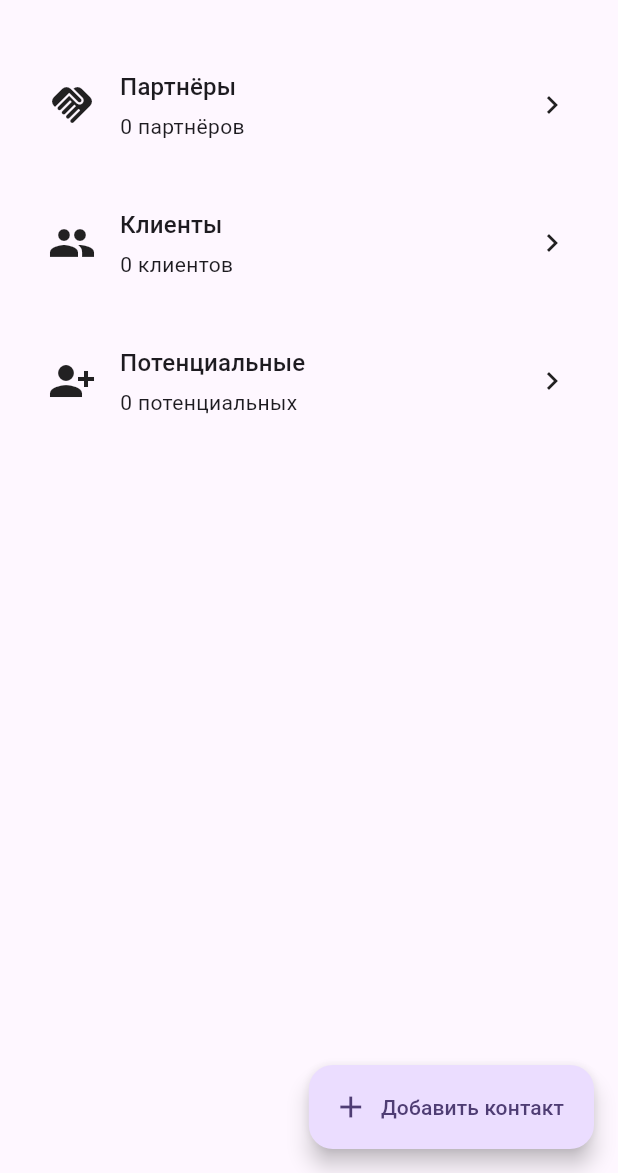
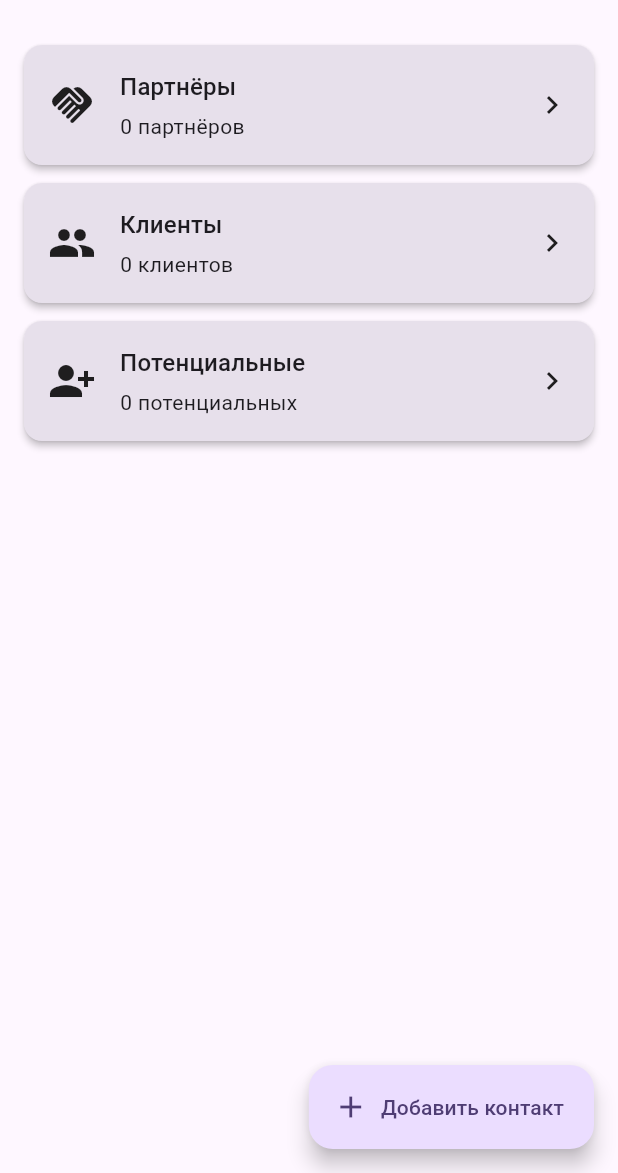
Before and after one commit to SergeyFierce/touchnotebookbeta_flutter, a Flutter app: the screen it shows after launch, on a phone screen of 412 x 824 dp, the part 63-1236 px from its top. Run offline on Flutter 3.47's test engine with Material 3 defaults, Android fonts, the phone set to English and light mode, and no system bars; our stand-ins replace mask_text_input_formatter, sqflite; accounts and stored records are empty.

Commit message:
style: highlight contact and category cards

```diff
--- a/lib/screens/contact_list_screen.dart
+++ b/lib/screens/contact_list_screen.dart
@@ -311,7 +311,8 @@ class _ContactCardState extends State<_ContactCard> {
       duration: const Duration(milliseconds: 100),
       child: Material(
         borderRadius: border,
-        color: Theme.of(context).colorScheme.surface,
+        color: Theme.of(context).colorScheme.surfaceVariant,
+        elevation: 2,
         child: InkWell(
           borderRadius: border,
           onTap: () {},
--- a/lib/screens/home_screen.dart
+++ b/lib/screens/home_screen.dart
@@ -216,8 +216,9 @@ class _CategoryCardState extends State<_CategoryCard> {
       scale: _pressed ? 0.98 : 1.0,
       duration: const Duration(milliseconds: 100),
       child: Material(
-        color: Theme.of(context).colorScheme.surface,
+        color: Theme.of(context).colorScheme.surfaceVariant,
         borderRadius: borderRadius,
+        elevation: 2,
         child: InkWell(
           borderRadius: borderRadius,
           onTap: widget.onTap,
```
